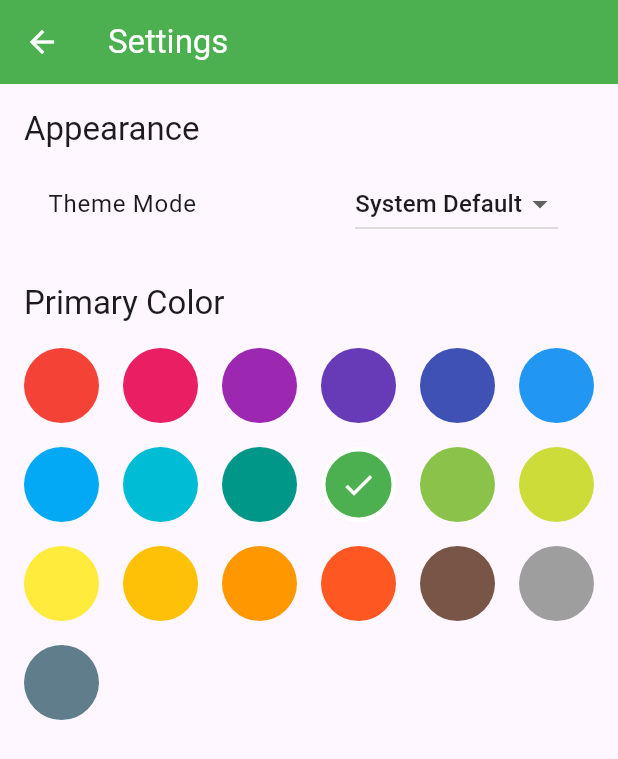
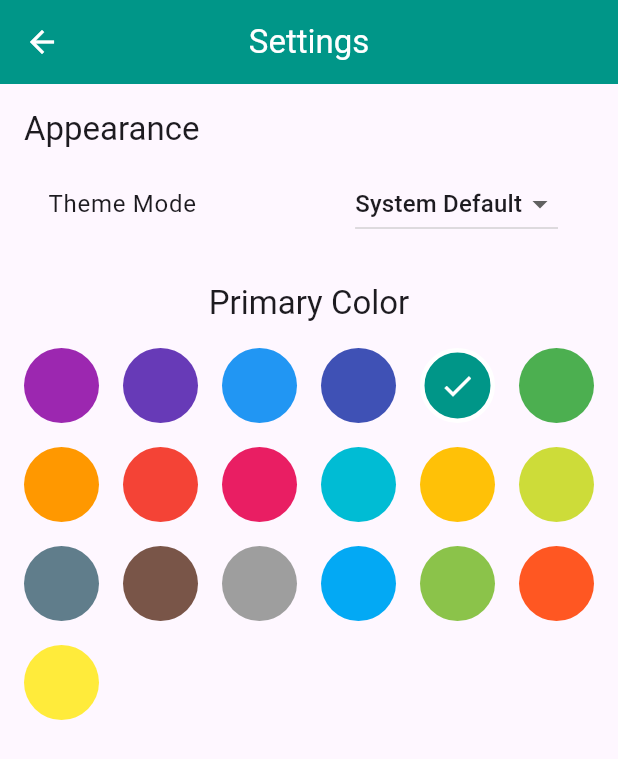
Before and after one commit to therokibul/subtracker, a Flutter app: the screen it shows after launch, after a tap on the "settings" icon, on a phone screen of 412 x 824 dp. Shown: the top 759 px of the screen. Run offline on Flutter 3.47's test engine with Material 3 defaults, Android fonts, the phone set to English and light mode, and no system bars; our stand-ins replace flutter_colorpicker, flutter_local_notifications, image_picker, permission_handler, shared_preferences, timezone.

Commit message:
Refactor theme handling and UI components: streamline color selection, enhance button styling, and improve layout alignment in settings screen.

```diff
--- a/lib/main.dart
+++ b/lib/main.dart
@@ -8,11 +8,12 @@ import 'package:subtracker/services/notification_service.dart';
 
 void main() async {
   WidgetsFlutterBinding.ensureInitialized();
-await NotificationService().init();
+  await NotificationService().init();
   NotificationService().requestIOSPermissions();
   await _requestPermissions();
   runApp(const MyApp());
 }
+
 Future<void> _requestPermissions() async {
   // Request notification permission
   if (await Permission.notification.isDenied) {
@@ -22,9 +23,10 @@ Future<void> _requestPermissions() async {
   // On Android, also request the exact alarm permission.
   // This will open the system settings for the user to grant the permission.
   if (await Permission.scheduleExactAlarm.isDenied) {
-      await Permission.scheduleExactAlarm.request();
+    await Permission.scheduleExactAlarm.request();
   }
 }
+
 class MyApp extends StatelessWidget {
   const MyApp({super.key});
 
@@ -33,7 +35,7 @@ class MyApp extends StatelessWidget {
     return MultiProvider(
       providers: [
         ChangeNotifierProvider(create: (context) => ThemeProvider()),
-         ChangeNotifierProvider(create: (context) => SubscriptionProvider()),
+        ChangeNotifierProvider(create: (context) => SubscriptionProvider()),
       ],
       child: Consumer<ThemeProvider>(
         builder: (context, themeProvider, child) {
@@ -42,11 +44,13 @@ class MyApp extends StatelessWidget {
             title: 'SubTracker',
             theme: ThemeData(
               primarySwatch: themeProvider.primaryColor,
+              primaryColor: themeProvider.primaryColor,
               brightness: Brightness.light,
               visualDensity: VisualDensity.adaptivePlatformDensity,
               appBarTheme: AppBarTheme(
                 backgroundColor: themeProvider.primaryColor,
                 foregroundColor: Colors.white,
+                centerTitle: true,
               ),
               floatingActionButtonTheme: FloatingActionButtonThemeData(
                 backgroundColor: themeProvider.primaryColor,
@@ -55,14 +59,16 @@ class MyApp extends StatelessWidget {
             ),
             darkTheme: ThemeData(
               primarySwatch: themeProvider.primaryColor,
+              primaryColor: themeProvider.primaryColor,
               brightness: Brightness.dark,
               visualDensity: VisualDensity.adaptivePlatformDensity,
-
+              appBarTheme: AppBarTheme(centerTitle: true),
               floatingActionButtonTheme: FloatingActionButtonThemeData(
                 backgroundColor: themeProvider.primaryColor[300],
               ),
             ),
             themeMode: themeProvider.themeMode,
+
             home: HomeScreen(),
           );
         },
--- a/lib/providers/theme_provider.dart
+++ b/lib/providers/theme_provider.dart
@@ -1,33 +1,32 @@
 import 'package:flutter/material.dart';
 import 'package:shared_preferences/shared_preferences.dart';
 
-/// A mapping of color names to MaterialColor objects
+// A map to easily convert color names (string) to MaterialColor objects
 const Map<String, MaterialColor> materialColors = {
+  'purple': Colors.purple,
+  'deepPurple': Colors.deepPurple,
+  'blue': Colors.blue,
+  'indigo': Colors.indigo,
+  'teal': Colors.teal,
+  'green': Colors.green,
+  'orange': Colors.orange,
   'red': Colors.red,
   'pink': Colors.pink,
-  'purple': Colors.purple,
-  'deepPurple': Colors.deepPurple,
-  'indigo': Colors.indigo,
-  'blue': Colors.blue,
-  'lightBlue': Colors.lightBlue,
   'cyan': Colors.cyan,
-  'teal': Colors.teal,
-  'green': Colors.green,
-  'lightGreen': Colors.lightGreen,
+  'amber': Colors.amber,
   'lime': Colors.lime,
-  'yellow': Colors.yellow,
-  'amber': Colors.amber,
-  'orange': Colors.orange,
-  'deepOrange': Colors.deepOrange,
+  'blueGrey': Colors.blueGrey,
   'brown': Colors.brown,
   'grey': Colors.grey,
-  'blueGrey': Colors.blueGrey,
+  'lightBlue': Colors.lightBlue,
+  'lightGreen': Colors.lightGreen,
+  'deepOrange': Colors.deepOrange,
+  'yellow': Colors.yellow,
 };
 
-/// A provider class to manage theme settings
 class ThemeProvider with ChangeNotifier {
   ThemeMode _themeMode = ThemeMode.system;
-  MaterialColor _primaryColor = Colors.green;
+  MaterialColor _primaryColor = Colors.teal;
 
   ThemeMode get themeMode => _themeMode;
   MaterialColor get primaryColor => _primaryColor;
@@ -36,7 +35,7 @@ class ThemeProvider with ChangeNotifier {
     _loadTheme();
   }
 
-  /// Sets the theme mode and saves it to shared preferences
+  // Sets the theme mode (light, dark, system) and persists the choice.
   void setThemeMode(ThemeMode mode) async {
     _themeMode = mode;
     notifyListeners();
@@ -44,26 +43,30 @@ class ThemeProvider with ChangeNotifier {
     await prefs.setInt('themeMode', mode.index);
   }
 
-  /// Sets the primary color and saves it to shared preferences
+  // Sets the primary color swatch and persists the choice.
   void setPrimaryColor(MaterialColor color) async {
     _primaryColor = color;
     notifyListeners();
     final prefs = await SharedPreferences.getInstance();
-    final ColorName = materialColors.entries
+    // We save the color's name and look it up later.
+    final colorName = materialColors.entries
         .firstWhere((entry) => entry.value == color)
         .key;
-    await prefs.setString('primaryColor', ColorName);
+    await prefs.setString('primaryColor', colorName);
   }
 
-  /// Loads the theme settings from shared preferences
+  // Loads the saved theme preferences from SharedPreferences.
   Future<void> _loadTheme() async {
     final prefs = await SharedPreferences.getInstance();
 
+    // Load ThemeMode
     final themeModeIndex = prefs.getInt('themeMode') ?? ThemeMode.system.index;
     _themeMode = ThemeMode.values[themeModeIndex];
 
-    final colorName = prefs.getString('primaryColor') ?? 'green';
-    _primaryColor = materialColors[colorName] ?? Colors.green;
+    // Load Primary Color
+    final colorName = prefs.getString('primaryColor') ?? 'teal';
+    _primaryColor = materialColors[colorName] ?? Colors.teal;
+
     notifyListeners();
   }
 }
--- a/lib/screens/settings_screen.dart
+++ b/lib/screens/settings_screen.dart
@@ -66,13 +66,14 @@ class SettingsScreen extends StatelessWidget {
     ThemeProvider themeProvider,
   ) {
     return Column(
-      crossAxisAlignment: CrossAxisAlignment.start,
+      crossAxisAlignment: CrossAxisAlignment.center,
       children: [
         Text('Primary Color', style: Theme.of(context).textTheme.titleLarge),
         const SizedBox(height: 16),
         Wrap(
           spacing: 16.0,
           runSpacing: 16.0,
+
           children: materialColors.entries.map((entry) {
             final color = entry.value;
             final isSelected = themeProvider.primaryColor == color;
```
Also changed, not shown: lib/screens/add_subscription_screen.dart (+26 -5 lines).
